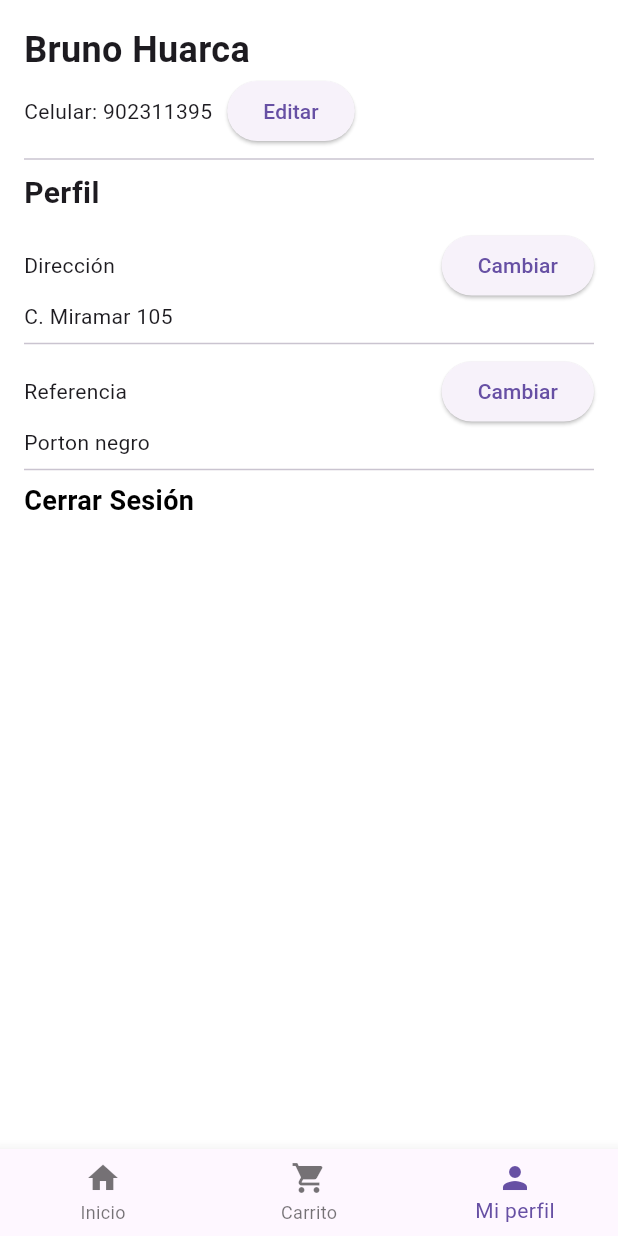
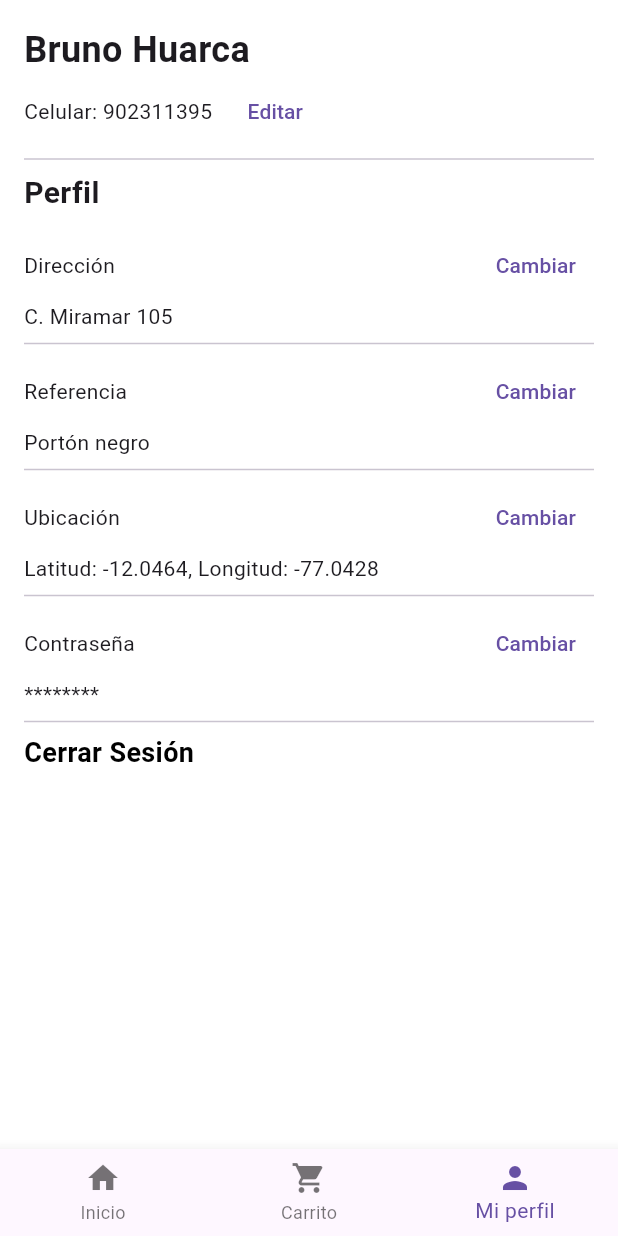
Before and after one commit to BrunoHuarca/AppMovil-PY2, a Flutter app: the MenuScreen screen opened directly, item 3 of the bottom bar chosen, after a tap on "Editar", on a phone screen of 412 x 824 dp. Run offline on Flutter 3.47's test engine with Material 3 defaults, Android fonts, the light colour scheme and no system bars.

Commit message:
Cambios visuales

```diff
--- a/lib/menu.dart
+++ b/lib/menu.dart
@@ -1,4 +1,5 @@
 import 'package:flutter/material.dart';
+import 'dart:async';
 import 'product.dart'; // Importa la pantalla del producto
 import 'shopping.dart'; // Importa la pantalla del carrito
 import 'profile.dart'; // Importa la pantalla del perfil
@@ -11,12 +12,43 @@ class MenuScreen extends StatefulWidget {
 class _MenuScreenState extends State<MenuScreen> {
   double _precio = 20; // Precio inicial
   double _maxPrice = 100; // Precio máximo
+  PageController _pageController = PageController();
+  int _currentPage = 0;
+  Timer? _timer;
+
+  @override
+  void initState() {
+    super.initState();
+    // Configura un temporizador para cambiar las páginas automáticamente
+    _timer = Timer.periodic(Duration(seconds: 3), (Timer timer) {
+      if (_currentPage < 2) {
+        _currentPage++;
+      } else {
+        _currentPage = 0;
+      }
+      _pageController.animateToPage(
+        _currentPage,
+        duration: Duration(milliseconds: 300),
+        curve: Curves.easeInOut,
+      );
+    });
+  }
+
+  @override
+  void dispose() {
+    _timer?.cancel();
+    _pageController.dispose();
+    super.dispose();
+  }
 
   @override
   Widget build(BuildContext context) {
     return Scaffold(
       appBar: null,
-      body: SingleChildScrollView(
+      body: Column(
+        children: <Widget>[
+          Expanded(
+            child: SingleChildScrollView(
               child: Column(
                 children: <Widget>[
                   // Título "RESTAURANT"
@@ -70,7 +102,7 @@ class _MenuScreenState extends State<MenuScreen> {
                   ),
                   SizedBox(height: 16.0),
 
-            // Botón Licorería (más grande)
+                  // Botón Licorería
                   Padding(
                     padding: const EdgeInsets.symmetric(horizontal: 16.0),
                     child: ElevatedButton(
@@ -81,13 +113,13 @@ class _MenuScreenState extends State<MenuScreen> {
                       style: ElevatedButton.styleFrom(
                         padding: EdgeInsets.symmetric(vertical: 20.0),
                         textStyle: TextStyle(fontSize: 22),
-                  minimumSize: Size(double.infinity, 50), // Hacer el botón más grande
+                        minimumSize: Size(double.infinity, 50),
                       ),
                     ),
                   ),
                   SizedBox(height: 16.0),
 
-            // Título 'Las mejores ofertas' encima del carrusel
+                  // Título 'Las mejores ofertas'
                   Padding(
                     padding: const EdgeInsets.all(16.0),
                     child: Text(
@@ -99,11 +131,11 @@ class _MenuScreenState extends State<MenuScreen> {
                     ),
                   ),
 
-            // Carrusel de imágenes: "Las mejores ofertas"
+                  // Carrusel de imágenes
                   Container(
                     height: 200.0,
-              child: ListView(
-                scrollDirection: Axis.horizontal,
+                    child: PageView(
+                      controller: _pageController,
                       children: <Widget>[
                         Card(
                           child: Image.asset('assets/offer1.jpg'),
@@ -119,7 +151,7 @@ class _MenuScreenState extends State<MenuScreen> {
                   ),
                   SizedBox(height: 16.0),
 
-            // Título 'Todos los platos' antes del listado
+                  // Título 'Todos los platos'
                   Padding(
                     padding: const EdgeInsets.all(16.0),
                     child: Text(
@@ -131,7 +163,7 @@ class _MenuScreenState extends State<MenuScreen> {
                     ),
                   ),
 
-            // Lista de platos con nombre, precio y tiempo
+                  // Lista de platos
                   Padding(
                     padding: const EdgeInsets.all(16.0),
                     child: Column(
@@ -146,6 +178,9 @@ class _MenuScreenState extends State<MenuScreen> {
                   ),
                 ],
               ),
+            ),
+          ),
+        ],
       ),
       bottomNavigationBar: BottomNavigationBar(
         items: [
@@ -164,19 +199,17 @@ class _MenuScreenState extends State<MenuScreen> {
         ],
         onTap: (index) {
           if (index == 1) {
-            // Navegar a la pantalla del carrito cuando se seleccione "Carrito"
             Navigator.push(
               context,
               MaterialPageRoute(
-                builder: (context) => ShoppingScreen(), // Navega a la pantalla del carrito
+                builder: (context) => ShoppingScreen(),
               ),
             );
           } else if (index == 2) {
-            // Navegar a la pantalla del perfil cuando se seleccione "Mi Perfil"
             Navigator.push(
               context,
               MaterialPageRoute(
-                builder: (context) => ProfileScreen(), // Navega a la pantalla del perfil
+                builder: (context) => ProfileScreen(),
               ),
             );
           }
@@ -198,7 +231,6 @@ class PlateItem extends StatelessWidget {
   Widget build(BuildContext context) {
     return GestureDetector(
       onTap: () {
-        // Navegar a la pantalla del producto al hacer clic
         Navigator.push(
           context,
           MaterialPageRoute(
--- a/lib/profile.dart
+++ b/lib/profile.dart
@@ -1,12 +1,12 @@
 import 'package:flutter/material.dart';
 import 'menu.dart'; // Importa la pantalla de inicio (menú)
 import 'shopping.dart'; // Importa la pantalla del carrito
+import 'main.dart'; // Importa la pantalla principal desde main.dart
 
 class ProfileScreen extends StatelessWidget {
   @override
   Widget build(BuildContext context) {
     return Scaffold(
-      // Removemos el AppBar y usamos un Container vacío
       appBar: PreferredSize(
         preferredSize: Size.fromHeight(0), // Sin altura
         child: Container(), // No tiene contenido
@@ -16,7 +16,7 @@ class ProfileScreen extends StatelessWidget {
         child: Column(
           crossAxisAlignment: CrossAxisAlignment.start,
           children: <Widget>[
-            // Nombre y celular
+            // Nombre
             Text(
               'Bruno Huarca',
               style: TextStyle(fontSize: 24, fontWeight: FontWeight.bold),
@@ -25,7 +25,7 @@ class ProfileScreen extends StatelessWidget {
               children: <Widget>[
                 Text('Celular: 902311395'),
                 SizedBox(width: 10),
-                ElevatedButton(
+                TextButton(
                   onPressed: () {
                     // Acción para editar
                   },
@@ -45,7 +45,7 @@ class ProfileScreen extends StatelessWidget {
               mainAxisAlignment: MainAxisAlignment.spaceBetween,
               children: <Widget>[
                 Text('Dirección'),
-                ElevatedButton(
+                TextButton(
                   onPressed: () {
                     // Acción para cambiar la dirección
                   },
@@ -61,7 +61,7 @@ class ProfileScreen extends StatelessWidget {
               mainAxisAlignment: MainAxisAlignment.spaceBetween,
               children: <Widget>[
                 Text('Referencia'),
-                ElevatedButton(
+                TextButton(
                   onPressed: () {
                     // Acción para cambiar la referencia
                   },
@@ -69,16 +69,48 @@ class ProfileScreen extends StatelessWidget {
                 ),
               ],
             ),
-            Text('Porton negro'),
+            Text('Portón negro'),
+            Divider(), // Línea de separación
+
+            // Ubicación
+            Row(
+              mainAxisAlignment: MainAxisAlignment.spaceBetween,
+              children: <Widget>[
+                Text('Ubicación'),
+                TextButton(
+                  onPressed: () {
+                    // Acción para cambiar la ubicación
+                  },
+                  child: Text('Cambiar'),
+                ),
+              ],
+            ),
+            Text('Latitud: -12.0464, Longitud: -77.0428'),
+            Divider(), // Línea de separación
+
+            // Contraseña (opcional)
+            Row(
+              mainAxisAlignment: MainAxisAlignment.spaceBetween,
+              children: <Widget>[
+                Text('Contraseña'),
+                TextButton(
+                  onPressed: () {
+                    // Acción para cambiar la contraseña
+                  },
+                  child: Text('Cambiar'),
+                ),
+              ],
+            ),
+            Text('********'), // Texto ocultando la contraseña
             Divider(), // Línea de separación
 
             // Opción de Cerrar sesión
             GestureDetector(
               onTap: () {
-                // Lógica para cerrar sesión, navegar al MenuScreen
+                // Lógica para cerrar sesión y navegar a la pantalla principal (main.dart)
                 Navigator.pushReplacement(
                   context,
-                  MaterialPageRoute(builder: (context) => MenuScreen()),
+                  MaterialPageRoute(builder: (context) => MyApp()), // Asegúrate de que 'MyApp' sea el widget principal de main.dart
                 );
               },
               child: Text(
@@ -114,21 +146,18 @@ class ProfileScreen extends StatelessWidget {
           // Lógica de navegación para cada opción del bottom navigation
           switch (index) {
             case 0:
-              // Navegar a la pantalla de inicio
               Navigator.pushReplacement(
                 context,
                 MaterialPageRoute(builder: (context) => MenuScreen()),
               );
               break;
             case 1:
-              // Navegar a la pantalla del carrito
               Navigator.pushReplacement(
                 context,
                 MaterialPageRoute(builder: (context) => ShoppingScreen()),
               );
               break;
             case 2:
-              // Ya estamos en la pantalla de perfil, no hacemos nada
               break;
           }
         },
```
Lines whose indentation alone changed are shown as unchanged.
